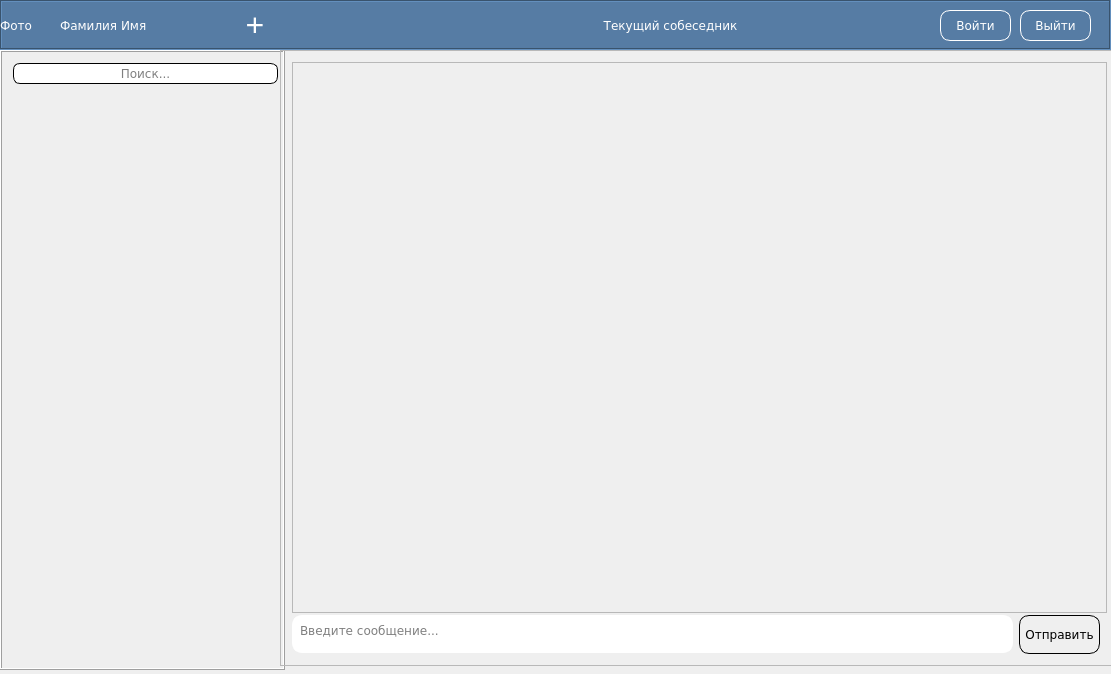
This is VKMessenger/VKMessenger/messengerwindow.ui in petrenko-alex/vk-messenger as Qt 5 draws it before an edit. The edited form follows.
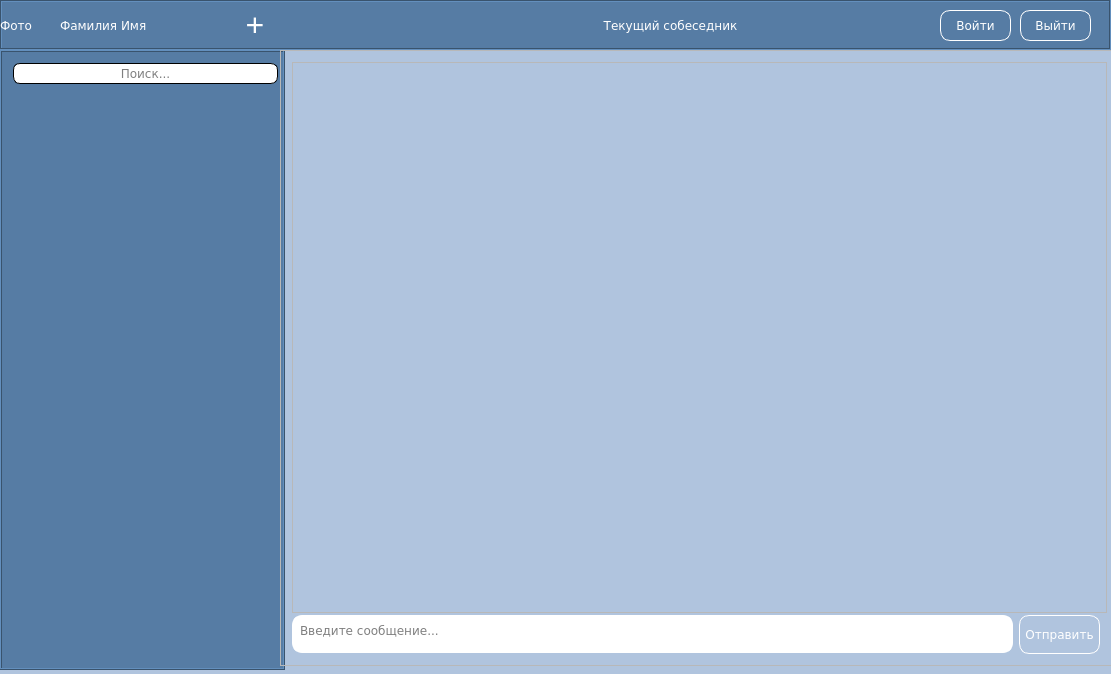
This is the edited form.

Commit message: Модифицированы формы.

```diff
--- a/VKMessenger/VKMessenger/messengerwindow.ui
+++ b/VKMessenger/VKMessenger/messengerwindow.ui
@@ -26,10 +26,6 @@
 QPushButton#newDialogB:pressed 	{  border: 0px solid black; color: black; font: 32px}
 
 
-QPushButton#sendMessageB 			{  border: 1px solid black; border-radius: 10px;}
-
-
-
 QPushButton 										{  border: 1px solid white; border-radius: 10px;}
 QPushButton:hover 							{  border: 1px solid black; color: black; }
 QPushButton:pressed 						{  border: 2px solid black; color: black; font:  bold ; }
@@ -40,6 +36,14 @@
 
 
 
+QWidget#centralWidget,dialogFrame	{  background-color: rgb(176,196,222);}
+QScrollArea QWidget							{   background-color: rgb(176,196,222); }
+QScrollArea#dialogsInfoArea QWidget {background-color: rgb(86, 124, 164);}
+
+
+QFrame#dialogsInfoFrame  				{background-color: rgb(86, 124, 164);}
+
+
 </string>
   </property>
   <widget class="QWidget" name="centralWidget">
@@ -1104,6 +1108,12 @@
        <property name="frameShape">
         <enum>QFrame::NoFrame</enum>
        </property>
+       <property name="verticalScrollBarPolicy">
+        <enum>Qt::ScrollBarAlwaysOff</enum>
+       </property>
+       <property name="horizontalScrollBarPolicy">
+        <enum>Qt::ScrollBarAlwaysOff</enum>
+       </property>
        <property name="widgetResizable">
         <bool>true</bool>
        </property>
@@ -1181,6 +1191,12 @@
        <property name="layoutDirection">
         <enum>Qt::LeftToRight</enum>
        </property>
+       <property name="verticalScrollBarPolicy">
+        <enum>Qt::ScrollBarAlwaysOff</enum>
+       </property>
+       <property name="horizontalScrollBarPolicy">
+        <enum>Qt::ScrollBarAlwaysOff</enum>
+       </property>
        <property name="widgetResizable">
         <bool>true</bool>
        </property>
@@ -1234,6 +1250,43 @@
          <height>39</height>
         </size>
        </property>
+       <property name="palette">
+        <palette>
+         <active>
+          <colorrole role="ButtonText">
+           <brush brushstyle="SolidPattern">
+            <color alpha="255">
+             <red>255</red>
+             <green>255</green>
+             <blue>255</blue>
+            </color>
+           </brush>
+          </colorrole>
+         </active>
+         <inactive>
+          <colorrole role="ButtonText">
+           <brush brushstyle="SolidPattern">
+            <color alpha="255">
+             <red>255</red>
+             <green>255</green>
+             <blue>255</blue>
+            </color>
+           </brush>
+          </colorrole>
+         </inactive>
+         <disabled>
+          <colorrole role="ButtonText">
+           <brush brushstyle="SolidPattern">
+            <color alpha="255">
+             <red>120</red>
+             <green>120</green>
+             <blue>120</blue>
+            </color>
+           </brush>
+          </colorrole>
+         </disabled>
+        </palette>
+       </property>
        <property name="font">
         <font>
          <family>Verdana</family>
```
The commit also changes 6 other files.
